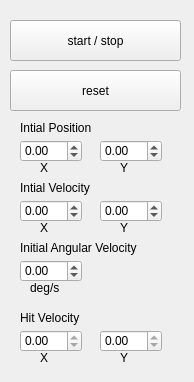
Qt form tennisSimulator/forms/physicscontrols.ui (irisgallo/tennis-simulator) before a commit.
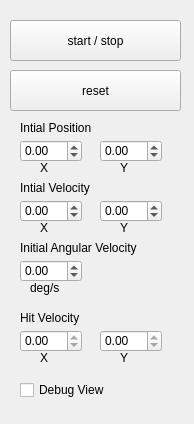
The same form after that commit.

Commit message: Add option to turn on or off debug visuals

Diff of the .ui file:
```diff
--- a/tennisSimulator/forms/physicscontrols.ui
+++ b/tennisSimulator/forms/physicscontrols.ui
@@ -7,7 +7,7 @@
     <x>0</x>
     <y>0</y>
     <width>194</width>
-    <height>382</height>
+    <height>424</height>
    </rect>
   </property>
   <property name="windowTitle">
@@ -300,6 +300,19 @@
     <string>deg/s</string>
    </property>
   </widget>
+  <widget class="QCheckBox" name="debugCheckBox">
+   <property name="geometry">
+    <rect>
+     <x>20</x>
+     <y>380</y>
+     <width>101</width>
+     <height>20</height>
+    </rect>
+   </property>
+   <property name="text">
+    <string>Debug View</string>
+   </property>
+  </widget>
  </widget>
  <resources/>
  <connections/>
```
Left out of the diff: 4 changed lines with no effect on the pictures. The commit also changes 6 other files.
